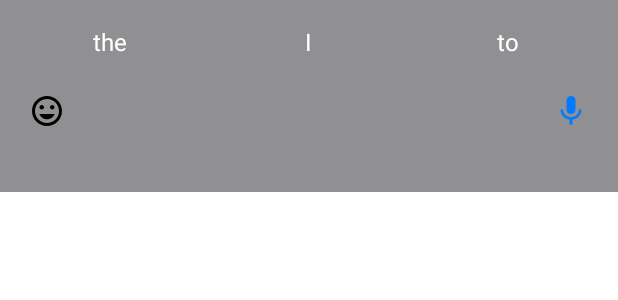
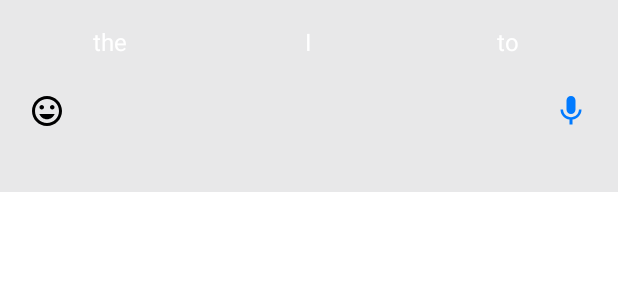
Before and after one commit to danhtrinhdevelopermay/Keyboard26, an Android app: the layout keyboard_view.xml on its own in the app's theme, with its tools: preview values and no code run, on a phone screen of 412 x 824 dp. Shown: the top 300 px of the screen. Run offline under Robolectric (Android 15) with nearby library versions, the phone set to English and light mode, and no system bars.

Commit message:
Improve keyboard background blur effect to match iOS 90%
Update blur radius, background transparency, and apply saturation to match iOS-like gaussian blur effect in the keyboard background.

Replit-Commit-Author: Agent
Replit-Commit-Session-Id: fd3836e0-4be8-4729-b47e-b9065745542c
Replit-Commit-Checkpoint-Type: full_checkpoint
Replit-Commit-Event-Id: 6e81c84e-605a-4e24-9817-b62663d85efd
Replit-Commit-Screenshot-Url: https://storage.googleapis.com/screenshot-production-us-central1/ff13a196-6a64-4b3b-9f93-a1c701dedd84/fd3836e0-4be8-4729-b47e-b9065745542c/bNvvfLt

```diff
--- a/android-keyboard/app/src/main/java/com/ios26keyboard/service/iOS26KeyboardService.kt
+++ b/android-keyboard/app/src/main/java/com/ios26keyboard/service/iOS26KeyboardService.kt
@@ -31,7 +31,7 @@ class iOS26KeyboardService : InputMethodService(), KeyboardView.OnKeyPressedList
     private fun enableBackdropBlur() {
         if (Build.VERSION.SDK_INT >= Build.VERSION_CODES.S) {
             window?.window?.let { window ->
-                window.setBackgroundBlurRadius(40)
+                window.setBackgroundBlurRadius(80)
             }
         }
     }
--- a/android-keyboard/app/src/main/res/drawable/keyboard_background.xml
+++ b/android-keyboard/app/src/main/res/drawable/keyboard_background.xml
@@ -1,6 +1,6 @@
 <?xml version="1.0" encoding="utf-8"?>
 <shape xmlns:android="http://schemas.android.com/apk/res/android"
     android:shape="rectangle">
-    <!-- Semi-transparent dark background to show gaussian blur effect -->
-    <solid android:color="#80232326" />
+    <!-- Very transparent background for 90% gaussian blur effect like iOS -->
+    <solid android:color="#1A232326" />
 </shape>
--- a/android-keyboard/app/src/main/res/values-night/colors.xml
+++ b/android-keyboard/app/src/main/res/values-night/colors.xml
@@ -1,7 +1,7 @@
 <?xml version="1.0" encoding="utf-8"?>
 <resources>
-    <!-- Dark Mode Override - iOS 26 Style Translucent -->
-    <color name="keyboard_bg_light">#80232326</color>
+    <!-- Dark Mode Override - iOS 26 Style Translucent 90% blur -->
+    <color name="keyboard_bg_light">#1A232326</color>
     <color name="key_bg_light">#99424247</color>
     <color name="key_text_light">#FFFFFFFF</color>
     <color name="key_special_bg_light">#99323235</color>
--- a/android-keyboard/app/src/main/res/values/colors.xml
+++ b/android-keyboard/app/src/main/res/values/colors.xml
@@ -1,8 +1,8 @@
 <?xml version="1.0" encoding="utf-8"?>
 <resources>
     <!-- iOS 26 Style Dark Keyboard Colors -->
-    <!-- Keyboard background - semi-transparent for blur effect -->
-    <color name="keyboard_bg_light">#80232326</color>
+    <!-- Keyboard background - very transparent for 90% blur effect like iOS -->
+    <color name="keyboard_bg_light">#1A232326</color>
     <color name="key_bg_light">#99424247</color>
     <color name="key_text_light">#FFFFFFFF</color>
     <color name="key_special_bg_light">#99323235</color>
@@ -10,7 +10,7 @@
     <color name="suggestion_bg_light">#00000000</color>
 
     <!-- Dark Mode Colors - iOS 26 Style -->
-    <color name="keyboard_bg_dark">#80232326</color>
+    <color name="keyboard_bg_dark">#1A232326</color>
     <color name="key_bg_dark">#99424247</color>
     <color name="key_text_dark">#FFFFFFFF</color>
     <color name="key_special_bg_dark">#99323235</color>
```
Also changed, not shown: 3 other files.
